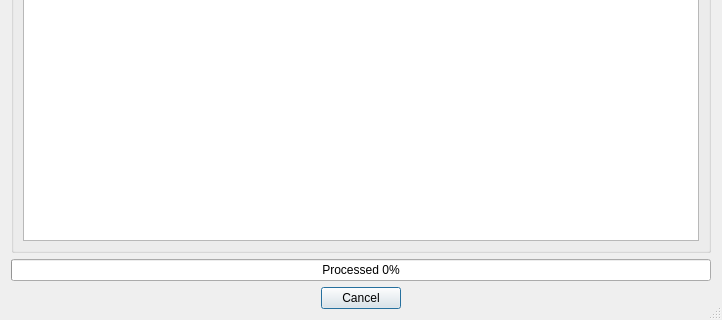
Qt form ProcessDialog.ui (FelixdelasPozas/transcodertomp3) before a commit; both pictures show x 0 to 722 and y 284 to 604 of the 722 by 604 pixel window.
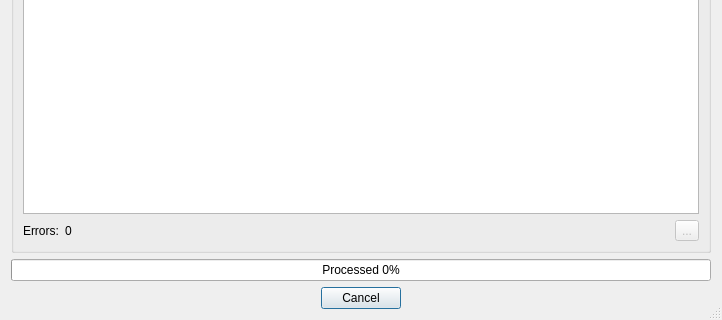
The same form after that commit. Icons and pictures are not drawn.

Commit message: Version 1.0.0. Log can be copied to clipboard. Replace character items can be moved up and down, as the place affects when the item is applied.

Patch:
```diff
--- a/ProcessDialog.ui
+++ b/ProcessDialog.ui
@@ -49,6 +49,57 @@
       <item>
        <widget class="QTextEdit" name="m_log"/>
       </item>
+      <item>
+       <layout class="QHBoxLayout" name="horizontalLayout_2">
+        <property name="topMargin">
+         <number>0</number>
+        </property>
+        <item>
+         <widget class="QLabel" name="m_errorsLabel">
+          <property name="text">
+           <string>Errors:</string>
+          </property>
+         </widget>
+        </item>
+        <item>
+         <widget class="QLabel" name="m_errorsCountLabel">
+          <property name="text">
+           <string>0</string>
+          </property>
+         </widget>
+        </item>
+        <item>
+         <spacer name="horizontalSpacer">
+          <property name="orientation">
+           <enum>Qt::Horizontal</enum>
+          </property>
+          <property name="sizeHint" stdset="0">
+           <size>
+            <width>40</width>
+            <height>20</height>
+           </size>
+          </property>
+         </spacer>
+        </item>
+        <item>
+         <widget class="QToolButton" name="m_clipboard">
+          <property name="enabled">
+           <bool>false</bool>
+          </property>
+          <property name="toolTip">
+           <string>Copy log to clipboard</string>
+          </property>
+          <property name="text">
+           <string>...</string>
+          </property>
+          <property name="icon">
+           <iconset resource="rsc/resources.qrc">
+            <normaloff>:/MusicConverter/clipboard.ico</normaloff>:/MusicConverter/clipboard.ico</iconset>
+          </property>
+         </widget>
+        </item>
+       </layout>
+      </item>
      </layout>
     </widget>
    </item>
```
The commit also changes 12 other files.
